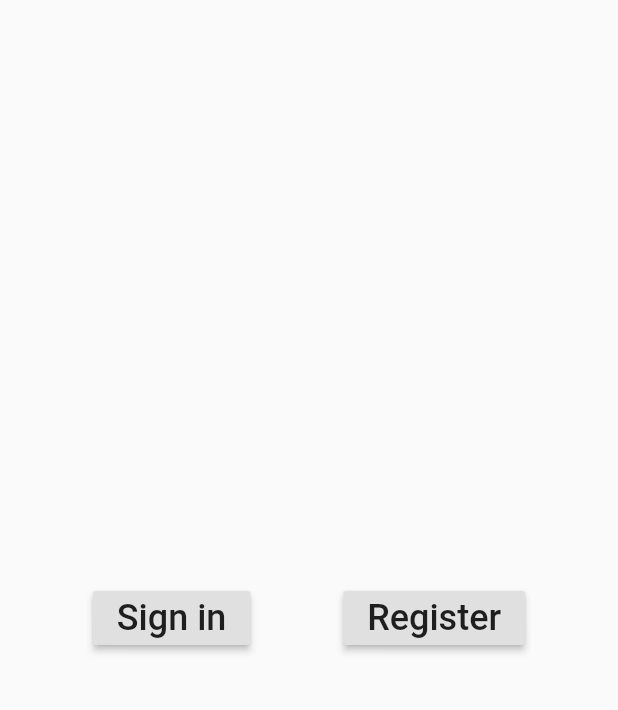
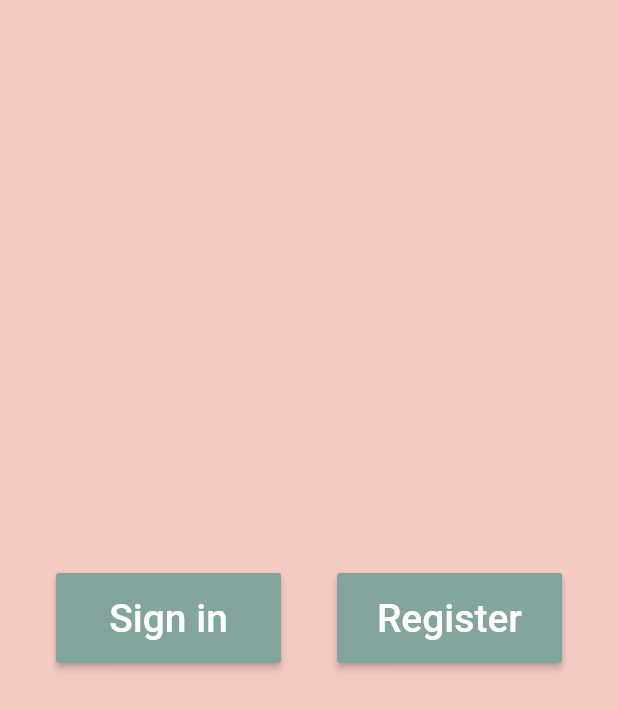
Before and after one commit to guneet446/saathi, a Flutter app: the screen it shows after launch, on a phone screen of 412 x 824 dp. Shown: the top 710 px of the screen. Run offline on Flutter 3.47's test engine with Material 2 defaults, Android fonts, the phone set to English and light mode, and no system bars; our stand-ins replace cloud_firestore, firebase_auth, flutter_local_notifications, fluttertoast, get_it, image_picker and 2 more; accounts and stored records are empty; generated files the repository leaves out were written again.

Commit message:
Improved UI Aesthetics

```diff
--- a/saathi/lib/screens/account.dart
+++ b/saathi/lib/screens/account.dart
@@ -78,8 +78,8 @@ class Account extends StatelessWidget {
                 ),
                 decoration: BoxDecoration(
                   border: Border.all(
-                      color: Colors.blue,
-                      width: 3
+                      color: Color(0xff84a59d),
+                      width: 8
                   ),
                   borderRadius: BorderRadius.all(Radius.circular(20)),
                 ),
@@ -87,6 +87,7 @@ class Account extends StatelessWidget {
               Container(height: 40,),
               RaisedButton(
                 child: Text('Sign Out'),
+                color: Color(0xfff6bd60),
                 onPressed: () async {
                   await _auth.signOut();
                   Navigator.pushReplacement(
--- a/saathi/lib/screens/addPrescription.dart
+++ b/saathi/lib/screens/addPrescription.dart
@@ -22,6 +22,7 @@ class _AddPrescriptionState extends State<AddPrescription> {
           children: <Widget>[
             Container(height: 30),
             RaisedButton.icon(
+              color: Color(0xfff6bd60),
               label: Text('Add a new prescription'),
               icon: Icon(Icons.add_a_photo),
               onPressed: _getImage,
--- a/saathi/lib/screens/authenticate/authenticate.dart
+++ b/saathi/lib/screens/authenticate/authenticate.dart
@@ -11,14 +11,21 @@ class _AuthenticateState extends State<Authenticate> {
   @override
   Widget build(BuildContext context) {
     return Scaffold(
+      backgroundColor: Color(0xfff5cac3),
       body: Center(
         child: Row(
           mainAxisAlignment: MainAxisAlignment.spaceEvenly,
           children: <Widget>[
-            RaisedButton(
+            ButtonTheme(
+              minWidth: 150,
+              height: 60,
+              child: RaisedButton(
+                color: Color(0xff84a59d),
                 child: Text(
                   'Sign in',
-                style: TextStyle(fontSize: 24),),
+                  style: TextStyle(
+                      fontSize: 26,
+                  color: Colors.white),),
                 onPressed: (){
                   Navigator.pushReplacement(
                     context,
@@ -26,10 +33,17 @@ class _AuthenticateState extends State<Authenticate> {
                   );
                 },
               ),
-            RaisedButton(
+            ),
+            ButtonTheme(
+              minWidth: 150,
+              height: 60,
+              child: RaisedButton(
+                color: Color(0xff84a59d),
                 child: Text(
                     'Register',
-                  style: TextStyle(fontSize: 24),),
+                    style: TextStyle(
+                        fontSize: 26,
+                    color: Colors.white),),
                 onPressed: (){
                   Navigator.pushReplacement(
                     context,
@@ -37,6 +51,7 @@ class _AuthenticateState extends State<Authenticate> {
                   );
                 },
               ),
+            ),
           ],
         ),
       ),
--- a/saathi/lib/screens/sugarDisplay.dart
+++ b/saathi/lib/screens/sugarDisplay.dart
@@ -46,6 +46,12 @@ class _SugarDisplayState extends State<SugarDisplay> {
             subtitle: Text('Date: 2020-08-25'),
           ),
         ),
+        Card(
+          child: ListTile(
+            title: Text('Before meal: 93     After meal: 120 '),
+            subtitle: Text('Date: 2020-08-24'),
+          ),
+        ),
       ],
     );
   }
--- a/saathi/lib/screens/toDoList.dart
+++ b/saathi/lib/screens/toDoList.dart
@@ -67,6 +67,7 @@ class _ToDoListState extends State<ToDoList> {
             builder: (context) {
               return new Scaffold(
                   appBar: new AppBar(
+                    backgroundColor: Color(0xff84a59d),
                       title: new Text('Add a new task')
                   ),
                   body: new TextField(
@@ -95,7 +96,7 @@ class _ToDoListState extends State<ToDoList> {
         height: 150,
         decoration: BoxDecoration(
           border: Border.all(
-              color: Colors.blue,
+              color: Color(0xff84a59d),
               width: 3
           ),
           borderRadius: BorderRadius.all(Radius.circular(20)),
@@ -103,6 +104,7 @@ class _ToDoListState extends State<ToDoList> {
         child: Scaffold(
           body: _buildTodoList(),
           floatingActionButton: new FloatingActionButton(
+              backgroundColor: Color(0xff84a59d),
               onPressed: _pushAddTodoScreen,
               tooltip: 'Add task',
               child: new Icon(Icons.add)
```
Also changed, not shown: saathi/lib/main.dart (+44 -20 lines), saathi/lib/screens/home.dart (+15 -14 lines). Lines whose indentation alone changed are shown as unchanged.
